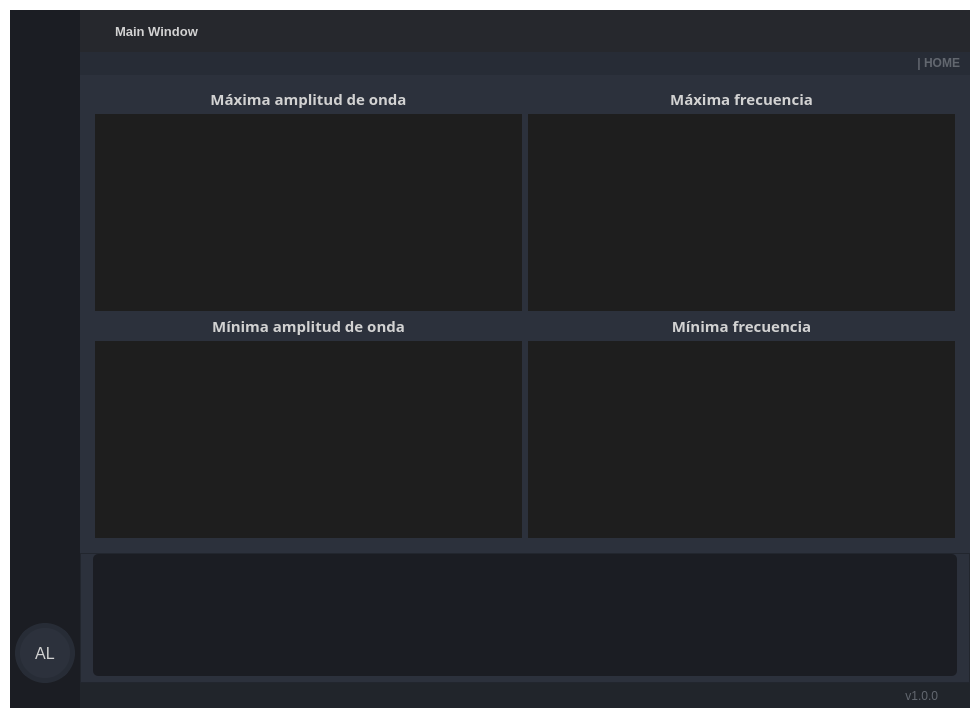
Above: visuals/GUI_BASE.ui from dariolggomez/HEATS-BOARD before the change. Below: the same form after it.
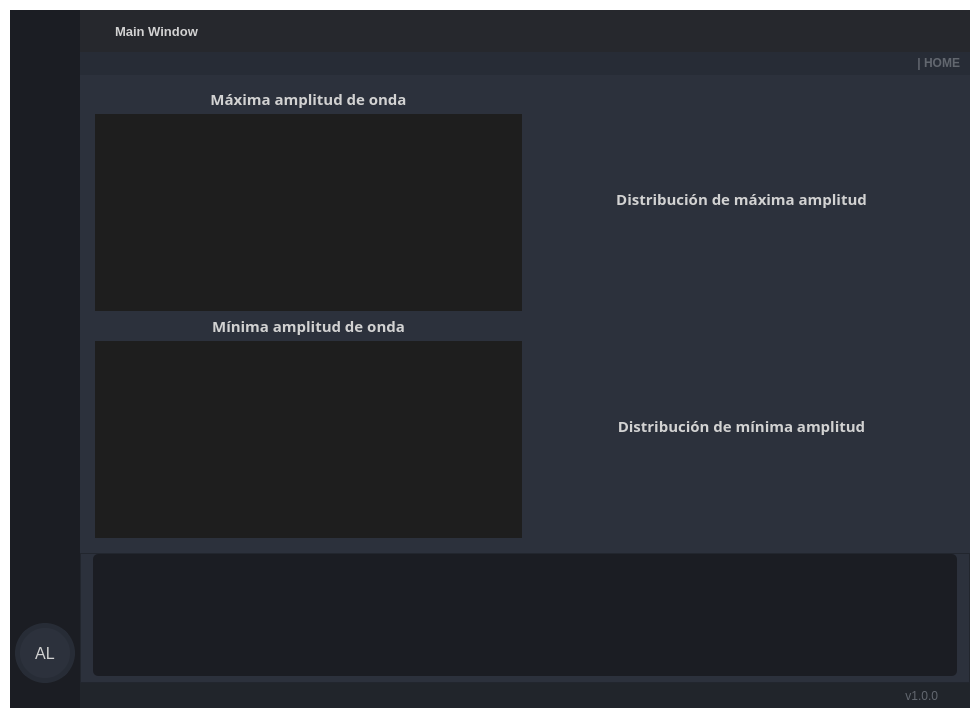
That is the form after the change. Icons and pictures are not drawn.

```diff
--- a/visuals/GUI_BASE.ui
+++ b/visuals/GUI_BASE.ui
@@ -2998,11 +2998,7 @@
                         </widget>
                        </item>
                        <item row="0" column="1">
-                        <widget class="QFrame" name="frame_6">
-                         <property name="styleSheet">
-                          <string notr="true">border-color: rgb(47, 47, 47);
-border-radius: 5px 5px</string>
-                         </property>
+                        <widget class="QFrame" name="maxAmpDistFrame">
                          <property name="frameShape">
                           <enum>QFrame::StyledPanel</enum>
                          </property>
@@ -3042,7 +3038,7 @@
                              </font>
                             </property>
                             <property name="text">
-                             <string>Máxima frecuencia</string>
+                             <string>Distribución de máxima amplitud</string>
                             </property>
                             <property name="alignment">
                              <set>Qt::AlignBottom|Qt::AlignHCenter</set>
@@ -3050,365 +3046,7 @@
                            </widget>
                           </item>
                           <item>
-                           <widget class="QTableWidget" name="maxFrequencyTable">
-                            <property name="enabled">
-                             <bool>true</bool>
-                            </property>
-                            <property name="sizePolicy">
-                             <sizepolicy hsizetype="Preferred" vsizetype="Preferred">
-                              <horstretch>0</horstretch>
-                              <verstretch>0</verstretch>
-                             </sizepolicy>
-                            </property>
-                            <property name="maximumSize">
-                             <size>
-                              <width>99999</width>
-                              <height>1000</height>
-                             </size>
-                            </property>
-                            <property name="palette">
-                             <palette>
-                              <active>
-                               <colorrole role="WindowText">
-                                <brush brushstyle="SolidPattern">
-                                 <color alpha="255">
-                                  <red>210</red>
-                                  <green>210</green>
-                                  <blue>210</blue>
-                                 </color>
-                                </brush>
-                               </colorrole>
-                               <colorrole role="Button">
-                                <brush brushstyle="SolidPattern">
-                                 <color alpha="255">
-                                  <red>30</red>
-                                  <green>30</green>
-                                  <blue>30</blue>
-                                 </color>
-                                </brush>
-                               </colorrole>
-                               <colorrole role="Text">
-                                <brush brushstyle="SolidPattern">
-                                 <color alpha="255">
-                                  <red>210</red>
-                                  <green>210</green>
-                                  <blue>210</blue>
-                                 </color>
-                                </brush>
-                               </colorrole>
-                               <colorrole role="ButtonText">
-                                <brush brushstyle="SolidPattern">
-                                 <color alpha="255">
-                                  <red>210</red>
-                                  <green>210</green>
-                                  <blue>210</blue>
-                                 </color>
-                                </brush>
-                               </colorrole>
-                               <colorrole role="Base">
-                                <brush brushstyle="SolidPattern">
-                                 <color alpha="255">
-                                  <red>30</red>
-                                  <green>30</green>
-                                  <blue>30</blue>
-                                 </color>
-                                </brush>
-                               </colorrole>
-                               <colorrole role="Window">
-                                <brush brushstyle="SolidPattern">
-                                 <color alpha="255">
-                                  <red>30</red>
-                                  <green>30</green>
-                                  <blue>30</blue>
-                                 </color>
-                                </brush>
-                               </colorrole>
-                               <colorrole role="PlaceholderText">
-                                <brush brushstyle="NoBrush">
-                                 <color alpha="128">
-                                  <red>210</red>
-                                  <green>210</green>
-                                  <blue>210</blue>
-                                 </color>
-                                </brush>
-                               </colorrole>
-                              </active>
-                              <inactive>
-                               <colorrole role="WindowText">
-                                <brush brushstyle="SolidPattern">
-                                 <color alpha="255">
-                                  <red>210</red>
-                                  <green>210</green>
-                                  <blue>210</blue>
-                                 </color>
-                                </brush>
-                               </colorrole>
-                               <colorrole role="Button">
-                                <brush brushstyle="SolidPattern">
-                                 <color alpha="255">
-                                  <red>30</red>
-                                  <green>30</green>
-                                  <blue>30</blue>
-                                 </color>
-                                </brush>
-                               </colorrole>
-                               <colorrole role="Text">
-                                <brush brushstyle="SolidPattern">
-                                 <color alpha="255">
-                                  <red>210</red>
-                                  <green>210</green>
-                                  <blue>210</blue>
-                                 </color>
-                                </brush>
-                               </colorrole>
-                               <colorrole role="ButtonText">
-                                <brush brushstyle="SolidPattern">
-                                 <color alpha="255">
-                                  <red>210</red>
-                                  <green>210</green>
-                                  <blue>210</blue>
-                                 </color>
-                                </brush>
-                               </colorrole>
-                               <colorrole role="Base">
-                                <brush brushstyle="SolidPattern">
-                                 <color alpha="255">
-                                  <red>30</red>
-                                  <green>30</green>
-                                  <blue>30</blue>
-                                 </color>
-                                </brush>
-                               </colorrole>
-                               <colorrole role="Window">
-                                <brush brushstyle="SolidPattern">
-                                 <color alpha="255">
-                                  <red>30</red>
-                                  <green>30</green>
-                                  <blue>30</blue>
-                                 </color>
-                                </brush>
-                               </colorrole>
-                               <colorrole role="PlaceholderText">
-                                <brush brushstyle="NoBrush">
-                                 <color alpha="128">
-                                  <red>210</red>
-                                  <green>210</green>
-                                  <blue>210</blue>
-                                 </color>
-                                </brush>
-                               </colorrole>
-                              </inactive>
-                              <disabled>
-                               <colorrole role="WindowText">
-                                <brush brushstyle="SolidPattern">
-                                 <color alpha="255">
-                                  <red>210</red>
-                                  <green>210</green>
-                                  <blue>210</blue>
-                                 </color>
-                                </brush>
-                               </colorrole>
-                               <colorrole role="Button">
-                                <brush brushstyle="SolidPattern">
-                                 <color alpha="255">
-                                  <red>30</red>
-                                  <green>30</green>
-                                  <blue>30</blue>
-                                 </color>
-                                </brush>
-                               </colorrole>
-                               <colorrole role="Text">
-                                <brush brushstyle="SolidPattern">
-                                 <color alpha="255">
-                                  <red>210</red>
-                                  <green>210</green>
-                                  <blue>210</blue>
-                                 </color>
-                                </brush>
-                               </colorrole>
-                               <colorrole role="ButtonText">
-                                <brush brushstyle="SolidPattern">
-                                 <color alpha="255">
-                                  <red>210</red>
-                                  <green>210</green>
-                                  <blue>210</blue>
-                                 </color>
-                                </brush>
-                               </colorrole>
-                               <colorrole role="Base">
-                                <brush brushstyle="SolidPattern">
-                                 <color alpha="255">
-                                  <red>30</red>
-                                  <green>30</green>
-                                  <blue>30</blue>
-                                 </color>
-                                </brush>
-                               </colorrole>
-                               <colorrole role="Window">
-                                <brush brushstyle="SolidPattern">
-                                 <color alpha="255">
-                                  <red>30</red>
-                                  <green>30</green>
-                                  <blue>30</blue>
-                                 </color>
-                                </brush>
-                               </colorrole>
-                               <colorrole role="PlaceholderText">
-                                <brush brushstyle="NoBrush">
-                                 <color alpha="128">
-                                  <red>210</red>
-                                  <green>210</green>
-                                  <blue>210</blue>
-                                 </color>
-                                </brush>
-                               </colorrole>
-                              </disabled>
-                             </palette>
-                            </property>
-                            <property name="focusPolicy">
-                             <enum>Qt::NoFocus</enum>
-                            </property>
-                            <property name="styleSheet">
-                             <string notr="true">QTableWidget {	
-	background-color: rgb(30, 30, 30);
-	padding: 10px;
-	border-radius: 0px;
-	gridline-color: rgb(44, 49, 60);
-	/*border-bottom: 1px solid rgb(44, 49, 60);*/
-	border-top-left-radius: 0px;
-	border-top-right-radius: 0px;
-}
-QTableWidget::item{
-	border-color: rgb(44, 49, 60);
-	padding-left: 5px;
-	padding-right: 5px;
-	gridline-color: rgb(44, 49, 60);
-}
-QTableWidget::item:selected{
-	background-color: rgb(50, 50, 51);
-	color: rgb(219, 219, 219);
-}
-QScrollBar:horizontal {
-    border: none;
-    background: rgb(52, 59, 72);
-    height: 14px;
-    margin: 0px 21px 0 21px;
-	border-radius: 0px;
-}
- QScrollBar:vertical {
-	border: none;
-    background: rgb(52, 59, 72);
-    width: 14px;
-    margin: 21px 0 21px 0;
-	border-radius: 0px;
- }
-QHeaderView::section{
-	Background-color: rgb(39, 44, 54);
-	max-width: 30px;
-	border: 1px solid rgb(44, 49, 60);
-	border-style: none;
-    border-bottom: 1px solid rgb(44, 49, 60);
-    border-right: 1px solid rgb(44, 49, 60);
-}
-QTableWidget::horizontalHeader {	
-	background-color: rgb(81, 255, 0);
-}
-QHeaderView::section:horizontal
-{
-    border: 1px solid rgb(30,30,30);
-	background-color: rgb(0, 122, 204);
-	padding: 3px;
-	border-top-left-radius: 7px;
-    border-top-right-radius: 7px;
-}
-QHeaderView::section:vertical
-{
-    border: 1px solid rgb(0, 122, 204);
-}
-</string>
-                            </property>
-                            <property name="frameShape">
-                             <enum>QFrame::NoFrame</enum>
-                            </property>
-                            <property name="verticalScrollBarPolicy">
-                             <enum>Qt::ScrollBarAsNeeded</enum>
-                            </property>
-                            <property name="horizontalScrollBarPolicy">
-                             <enum>Qt::ScrollBarAsNeeded</enum>
-                            </property>
-                            <property name="sizeAdjustPolicy">
-                             <enum>QAbstractScrollArea::AdjustToContents</enum>
-                            </property>
-                            <property name="autoScroll">
-                             <bool>true</bool>
-                            </property>
-                            <property name="autoScrollMargin">
-                             <number>16</number>
-                            </property>
-                            <property name="editTriggers">
-                             <set>QAbstractItemView::NoEditTriggers</set>
-                            </property>
-                            <property name="alternatingRowColors">
-                             <bool>false</bool>
-                            </property>
-                            <property name="selectionMode">
-                             <enum>QAbstractItemView::SingleSelection</enum>
-                            </property>
-                            <property name="selectionBehavior">
-                             <enum>QAbstractItemView::SelectRows</enum>
-                            </property>
-                            <property name="verticalScrollMode">
-                             <enum>QAbstractItemView::ScrollPerPixel</enum>
-                            </property>
-                            <property name="horizontalScrollMode">
-                             <enum>QAbstractItemView::ScrollPerPixel</enum>
-                            </property>
-                            <property name="showGrid">
-                             <bool>true</bool>
-                            </property>
-                            <property name="gridStyle">
-                             <enum>Qt::SolidLine</enum>
-                            </property>
-                            <property name="sortingEnabled">
-                             <bool>false</bool>
-                            </property>
-                            <property name="wordWrap">
-                             <bool>true</bool>
-                            </property>
-                            <property name="rowCount">
-                             <number>0</number>
-                            </property>
-                            <attribute name="horizontalHeaderVisible">
-                             <bool>false</bool>
-                            </attribute>
-                            <attribute name="horizontalHeaderCascadingSectionResizes">
-                             <bool>false</bool>
-                            </attribute>
-                            <attribute name="horizontalHeaderDefaultSectionSize">
-                             <number>200</number>
-                            </attribute>
-                            <attribute name="horizontalHeaderStretchLastSection">
-                             <bool>true</bool>
-                            </attribute>
-                            <attribute name="verticalHeaderVisible">
-                             <bool>false</bool>
-                            </attribute>
-                            <attribute name="verticalHeaderCascadingSectionResizes">
-                             <bool>false</bool>
-                            </attribute>
-                            <attribute name="verticalHeaderMinimumSectionSize">
-                             <number>30</number>
-                            </attribute>
-                            <attribute name="verticalHeaderDefaultSectionSize">
-                             <number>30</number>
-                            </attribute>
-                            <attribute name="verticalHeaderHighlightSections">
-                             <bool>false</bool>
-                            </attribute>
-                            <attribute name="verticalHeaderStretchLastSection">
-                             <bool>false</bool>
-                            </attribute>
-                           </widget>
+                           <layout class="QVBoxLayout" name="maxAmpHistLayout"/>
                           </item>
                          </layout>
                         </widget>
@@ -3830,13 +3468,9 @@
                         </widget>
                        </item>
                        <item row="1" column="1">
-                        <widget class="QFrame" name="frame_8">
-                         <property name="styleSheet">
-                          <string notr="true">border-color: rgb(47, 47, 47);
-border-radius: 5px 5px</string>
-                         </property>
+                        <widget class="QFrame" name="minAmpDistFrame">
                          <property name="frameShape">
-                          <enum>QFrame::StyledPanel</enum>
+                          <enum>QFrame::NoFrame</enum>
                          </property>
                          <property name="frameShadow">
                           <enum>QFrame::Raised</enum>
@@ -3874,7 +3508,7 @@
                              </font>
                             </property>
                             <property name="text">
-                             <string>Mínima frecuencia</string>
+                             <string>Distribución de mínima amplitud</string>
                             </property>
                             <property name="alignment">
                              <set>Qt::AlignBottom|Qt::AlignHCenter</set>
@@ -3882,365 +3516,7 @@
                            </widget>
                           </item>
                           <item>
-                           <widget class="QTableWidget" name="minFrequencyTable">
-                            <property name="enabled">
-                             <bool>true</bool>
-                            </property>
-                            <property name="sizePolicy">
-                             <sizepolicy hsizetype="Preferred" vsizetype="Preferred">
-                              <horstretch>0</horstretch>
-                              <verstretch>0</verstretch>
-                             </sizepolicy>
-                            </property>
-                            <property name="maximumSize">
-                             <size>
-                              <width>99999</width>
-                              <height>1000</height>
-                             </size>
-                            </property>
-                            <property name="palette">
-                             <palette>
-                              <active>
-                               <colorrole role="WindowText">
-                                <brush brushstyle="SolidPattern">
-                                 <color alpha="255">
-                                  <red>210</red>
-                                  <green>210</green>
-                                  <blue>210</blue>
-                                 </color>
-                                </brush>
-                               </colorrole>
-                               <colorrole role="Button">
-                                <brush brushstyle="SolidPattern">
-                                 <color alpha="255">
-                                  <red>30</red>
-                                  <green>30</green>
-                                  <blue>30</blue>
-                                 </color>
-                                </brush>
-                               </colorrole>
-                               <colorrole role="Text">
-                                <brush brushstyle="SolidPattern">
-                                 <color alpha="255">
-                                  <red>210</red>
-                                  <green>210</green>
-                                  <blue>210</blue>
-                                 </color>
-                                </brush>
-                               </colorrole>
-                               <colorrole role="ButtonText">
-                                <brush brushstyle="SolidPattern">
-                                 <color alpha="255">
-                                  <red>210</red>
-                                  <green>210</green>
-                                  <blue>210</blue>
-                                 </color>
-                                </brush>
-                               </colorrole>
-                               <colorrole role="Base">
-                                <brush brushstyle="SolidPattern">
-                                 <color alpha="255">
-                                  <red>30</red>
-                                  <green>30</green>
-                                  <blue>30</blue>
-                                 </color>
-                                </brush>
-                               </colorrole>
-                               <colorrole role="Window">
-                                <brush brushstyle="SolidPattern">
-                                 <color alpha="255">
-                                  <red>30</red>
-                                  <green>30</green>
-                                  <blue>30</blue>
-                                 </color>
-                                </brush>
-                               </colorrole>
-                               <colorrole role="PlaceholderText">
-                                <brush brushstyle="NoBrush">
-                                 <color alpha="128">
-                                  <red>210</red>
-                                  <green>210</green>
-                                  <blue>210</blue>
-                                 </color>
-                                </brush>
-                               </colorrole>
-                              </active>
-                              <inactive>
-                               <colorrole role="WindowText">
-                                <brush brushstyle="SolidPattern">
-                                 <color alpha="255">
-                                  <red>210</red>
-                                  <green>210</green>
-                                  <blue>210</blue>
-                                 </color>
-                                </brush>
-                               </colorrole>
-                               <colorrole role="Button">
-                                <brush brushstyle="SolidPattern">
-                                 <color alpha="255">
-                                  <red>30</red>
-                                  <green>30</green>
-                                  <blue>30</blue>
-                                 </color>
-                                </brush>
-                               </colorrole>
-                               <colorrole role="Text">
-                                <brush brushstyle="SolidPattern">
-                                 <color alpha="255">
-                                  <red>210</red>
-                                  <green>210</green>
-                                  <blue>210</blue>
-                                 </color>
-                                </brush>
-                               </colorrole>
-                               <colorrole role="ButtonText">
-                                <brush brushstyle="SolidPattern">
-                                 <color alpha="255">
-                                  <red>210</red>
-                                  <green>210</green>
-                                  <blue>210</blue>
-                                 </color>
-                                </brush>
-                               </colorrole>
-                               <colorrole role="Base">
-                                <brush brushstyle="SolidPattern">
-                                 <color alpha="255">
-                                  <red>30</red>
-                                  <green>30</green>
-                                  <blue>30</blue>
-                                 </color>
-                                </brush>
-                               </colorrole>
-                               <colorrole role="Window">
-                                <brush brushstyle="SolidPattern">
-                                 <color alpha="255">
-                                  <red>30</red>
-                                  <green>30</green>
-                                  <blue>30</blue>
-                                 </color>
-                                </brush>
-                               </colorrole>
-                               <colorrole role="PlaceholderText">
-                                <brush brushstyle="NoBrush">
-                                 <color alpha="128">
-                                  <red>210</red>
-                                  <green>210</green>
-                                  <blue>210</blue>
-                                 </color>
-                                </brush>
-                               </colorrole>
-                              </inactive>
-                              <disabled>
-                               <colorrole role="WindowText">
-                                <brush brushstyle="SolidPattern">
-                                 <color alpha="255">
-                                  <red>210</red>
-                                  <green>210</green>
-                                  <blue>210</blue>
-                                 </color>
-                                </brush>
-                               </colorrole>
-                               <colorrole role="Button">
-                                <brush brushstyle="SolidPattern">
-                                 <color alpha="255">
-                                  <red>30</red>
-                                  <green>30</green>
-                                  <blue>30</blue>
-                                 </color>
-                                </brush>
-                               </colorrole>
-                               <colorrole role="Text">
-                                <brush brushstyle="SolidPattern">
-                                 <color alpha="255">
-                                  <red>210</red>
-                                  <green>210</green>
-                                  <blue>210</blue>
-                                 </color>
-                                </brush>
-                               </colorrole>
-                               <colorrole role="ButtonText">
-                                <brush brushstyle="SolidPattern">
-                                 <color alpha="255">
-                                  <red>210</red>
-                                  <green>210</green>
-                                  <blue>210</blue>
-                                 </color>
-                                </brush>
-                               </colorrole>
-                               <colorrole role="Base">
-                                <brush brushstyle="SolidPattern">
-                                 <color alpha="255">
-                                  <red>30</red>
-                                  <green>30</green>
-                                  <blue>30</blue>
-                                 </color>
-                                </brush>
-                               </colorrole>
-                               <colorrole role="Window">
-                                <brush brushstyle="SolidPattern">
-                                 <color alpha="255">
-                                  <red>30</red>
-                                  <green>30</green>
-                                  <blue>30</blue>
-                                 </color>
-                                </brush>
-                               </colorrole>
-                               <colorrole role="PlaceholderText">
-                                <brush brushstyle="NoBrush">
-                                 <color alpha="128">
-                                  <red>210</red>
-                                  <green>210</green>
-                                  <blue>210</blue>
-                                 </color>
-                                </brush>
-                               </colorrole>
-                              </disabled>
-                             </palette>
-                            </property>
-                            <property name="focusPolicy">
-                             <enum>Qt::NoFocus</enum>
-                            </property>
-                            <property name="styleSheet">
-                             <string notr="true">QTableWidget {	
-	background-color: rgb(30, 30, 30);
-	padding: 10px;
-	border-radius: 0px;
-	gridline-color: rgb(44, 49, 60);
-	/*border-bottom: 1px solid rgb(44, 49, 60);*/
-	border-top-left-radius: 0px;
-	border-top-right-radius: 0px;
-}
-QTableWidget::item{
-	border-color: rgb(44, 49, 60);
-	padding-left: 5px;
-	padding-right: 5px;
-	gridline-color: rgb(44, 49, 60);
-}
-QTableWidget::item:selected{
-	background-color: rgb(50, 50, 51);
-	color: rgb(219, 219, 219);
-}
-QScrollBar:horizontal {
-    border: none;
-    background: rgb(52, 59, 72);
-    height: 14px;
-    margin: 0px 21px 0 21px;
-	border-radius: 0px;
-}
- QScrollBar:vertical {
-	border: none;
-    background: rgb(52, 59, 72);
-    width: 14px;
-    margin: 21px 0 21px 0;
-	border-radius: 0px;
- }
-QHeaderView::section{
-	Background-color: rgb(39, 44, 54);
-	max-width: 30px;
-	border: 1px solid rgb(44, 49, 60);
-	border-style: none;
-    border-bottom: 1px solid rgb(44, 49, 60);
-    border-right: 1px solid rgb(44, 49, 60);
-}
-QTableWidget::horizontalHeader {	
-	background-color: rgb(81, 255, 0);
-}
-QHeaderView::section:horizontal
-{
-    border: 1px solid rgb(30,30,30);
-	background-color: rgb(0, 122, 204);
-	padding: 3px;
-	border-top-left-radius: 7px;
-    border-top-right-radius: 7px;
-}
-QHeaderView::section:vertical
-{
-    border: 1px solid rgb(0, 122, 204);
-}
-</string>
-                            </property>
-                            <property name="frameShape">
-                             <enum>QFrame::NoFrame</enum>
-                            </property>
-                            <property name="verticalScrollBarPolicy">
-                             <enum>Qt::ScrollBarAsNeeded</enum>
-                            </property>
-                            <property name="horizontalScrollBarPolicy">
-                             <enum>Qt::ScrollBarAsNeeded</enum>
-                            </property>
-                            <property name="sizeAdjustPolicy">
-                             <enum>QAbstractScrollArea::AdjustToContents</enum>
-                            </property>
-                            <property name="autoScroll">
-                             <bool>true</bool>
-                            </property>
-                            <property name="autoScrollMargin">
-                             <number>16</number>
-                            </property>
-                            <property name="editTriggers">
-                             <set>QAbstractItemView::NoEditTriggers</set>
-                            </property>
-                            <property name="alternatingRowColors">
-                             <bool>false</bool>
-                            </property>
-                            <property name="selectionMode">
-                             <enum>QAbstractItemView::SingleSelection</enum>
-                            </property>
-                            <property name="selectionBehavior">
-                             <enum>QAbstractItemView::SelectRows</enum>
-                            </property>
-                            <property name="verticalScrollMode">
-                             <enum>QAbstractItemView::ScrollPerPixel</enum>
-                            </property>
-                            <property name="horizontalScrollMode">
-                             <enum>QAbstractItemView::ScrollPerPixel</enum>
-                            </property>
-                            <property name="showGrid">
-                             <bool>true</bool>
-                            </property>
-                            <property name="gridStyle">
-                             <enum>Qt::SolidLine</enum>
-                            </property>
-                            <property name="sortingEnabled">
-                             <bool>false</bool>
-                            </property>
-                            <property name="wordWrap">
-                             <bool>true</bool>
-                            </property>
-                            <property name="rowCount">
-                             <number>0</number>
-                            </property>
-                            <attribute name="horizontalHeaderVisible">
-                             <bool>false</bool>
-                            </attribute>
-                            <attribute name="horizontalHeaderCascadingSectionResizes">
-                             <bool>false</bool>
-                            </attribute>
-                            <attribute name="horizontalHeaderDefaultSectionSize">
-                             <number>200</number>
-                            </attribute>
-                            <attribute name="horizontalHeaderStretchLastSection">
-                             <bool>true</bool>
-                            </attribute>
-                            <attribute name="verticalHeaderVisible">
-                             <bool>false</bool>
-                            </attribute>
-                            <attribute name="verticalHeaderCascadingSectionResizes">
-                             <bool>false</bool>
-                            </attribute>
-                            <attribute name="verticalHeaderMinimumSectionSize">
-                             <number>30</number>
-                            </attribute>
-                            <attribute name="verticalHeaderDefaultSectionSize">
-                             <number>30</number>
-                            </attribute>
-                            <attribute name="verticalHeaderHighlightSections">
-                             <bool>false</bool>
-                            </attribute>
-                            <attribute name="verticalHeaderStretchLastSection">
-                             <bool>false</bool>
-                            </attribute>
-                           </widget>
+                           <layout class="QVBoxLayout" name="minAmpHistLayout"/>
                           </item>
                          </layout>
                         </widget>
```
Left out of the diff: 10 changed lines with no effect on the pictures.
